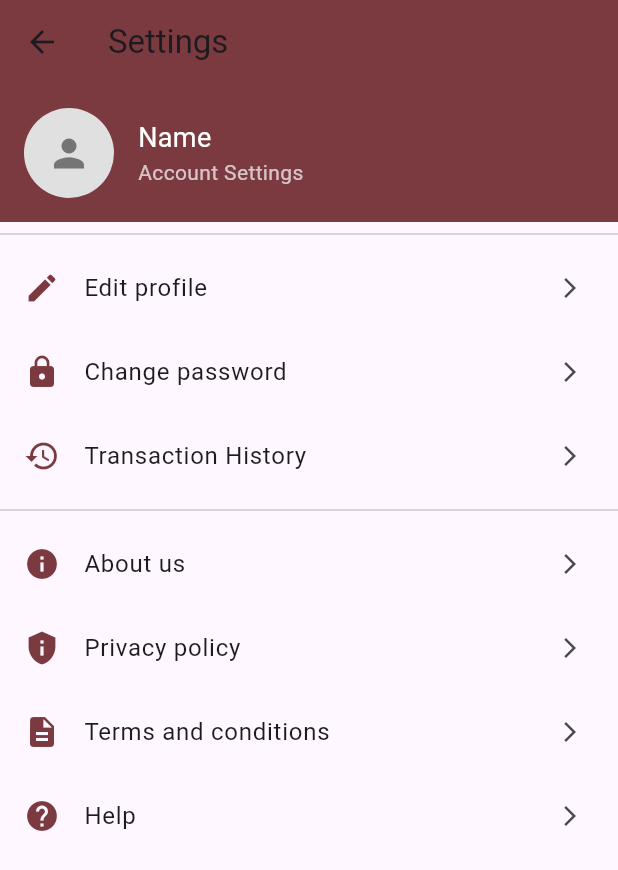
After one commit to Nenosaj/CamHub, a Flutter app: the SettingsPage screen opened directly, on a phone screen of 412 x 824 dp. The commit adds this screen. Shown: the top 870 px of the screen. Run offline on Flutter 3.47's test engine with Material 3 defaults, Android fonts, the phone set to English and light mode, and no system bars.

Commit message:
ClientUI Hugo

```diff
--- a/lib/main.dart
+++ b/lib/main.dart
@@ -17,7 +17,7 @@ class MyApp extends StatelessWidget {
       theme: ThemeData(
         primarySwatch: Colors.blue,
       ),
-      // Start with the login screen
+      // jason
       initialRoute: '/',
       routes: {
         '/': (context) => LoginScreen(),
--- /dev/null
+++ b/lib/screens/ClientUI/clientSettings.dart
@@ -0,0 +1,143 @@
+import 'package:flutter/material.dart';
+
+void main() => runApp(MyApp());
+
+class MyApp extends StatelessWidget {
+  @override
+  Widget build(BuildContext context) {
+    return MaterialApp(
+      debugShowCheckedModeBanner: false,
+      home: SettingsPage(),
+    );
+  }
+}
+
+class SettingsPage extends StatefulWidget {
+  @override
+  _SettingsPageState createState() => _SettingsPageState();
+}
+
+class _SettingsPageState extends State<SettingsPage> {
+  @override
+  Widget build(BuildContext context) {
+    return Scaffold(
+      appBar: AppBar(
+        title: Text('Settings'),
+        backgroundColor: Color(0xFF7B3A3F), // Dark red color from the image
+        leading: IconButton(
+          icon: Icon(Icons.arrow_back),
+          onPressed: () {
+            // Implement back navigation
+          },
+        ),
+      ),
+      body: ListView(
+        children: [
+          // Profile Section
+          Container(
+            color: Color(0xFF7B3A3F),
+            padding: EdgeInsets.all(16.0),
+            child: Row(
+              children: [
+                CircleAvatar(
+                  radius: 30,
+                  backgroundColor: Colors.grey[300],
+                  child: Icon(Icons.person, size: 30, color: Colors.grey[600]),
+                ),
+                SizedBox(width: 16),
+                Column(
+                  crossAxisAlignment: CrossAxisAlignment.start,
+                  children: [
+                    Text(
+                      'Name',
+                      style: TextStyle(fontSize: 18, color: Colors.white),
+                    ),
+                    Text(
+                      'Account Settings',
+                      style: TextStyle(fontSize: 14, color: Colors.white70),
+                    ),
+                  ],
+                ),
+              ],
+            ),
+          ),
+          Divider(),
+          // Account Settings Section
+          buildSettingsOption(
+            context: context,
+            icon: Icons.edit,
+            text: 'Edit profile',
+            onTap: () {
+              // Implement Edit profile navigation
+            },
+          ),
+          buildSettingsOption(
+            context: context,
+            icon: Icons.lock,
+            text: 'Change password',
+            onTap: () {
+              // Implement Change password navigation
+            },
+          ),
+          buildSettingsOption(
+            context: context,
+            icon: Icons.history,
+            text: 'Transaction History',
+            onTap: () {
+              // Implement Transaction History navigation
+            },
+          ),
+          Divider(),
+          // More Section
+          buildSettingsOption(
+            context: context,
+            icon: Icons.info,
+            text: 'About us',
+            onTap: () {
+              // Implement About us navigation
+            },
+          ),
+          buildSettingsOption(
+            context: context,
+            icon: Icons.privacy_tip,
+            text: 'Privacy policy',
+            onTap: () {
+              // Implement Privacy policy navigation
+            },
+          ),
+          buildSettingsOption(
+            context: context,
+            icon: Icons.description,
+            text: 'Terms and conditions',
+            onTap: () {
+              // Implement Terms and conditions navigation
+            },
+          ),
+          buildSettingsOption(
+            context: context,
+            icon: Icons.help,
+            text: 'Help',
+            onTap: () {
+              // Implement Help navigation
+            },
+          ),
+        ],
+      ),
+    );
+  }
+
+  // Function to build a pressable ListTile option
+  Widget buildSettingsOption({
+    required BuildContext context,
+    required IconData icon,
+    required String text,
+    required Function onTap,
+  }) {
+    return ListTile(
+      leading: Icon(icon, color: Color(0xFF7B3A3F)),
+      title: Text(text),
+      trailing: Icon(Icons.arrow_forward_ios, size: 16),
+      onTap: () => onTap(),
+    );
+  }
+}
```
Also changed, not shown: lib/screens/ClientUI/clientProfile.dart (added, +113 -0 lines), lib/screens/ClientUI/clientbookings.dart (+1 -28 lines), lib/screens/ClientUI/clientmessage.dart (added, +132 -0 lines), lib/screens/ClientUI/clientnotifications.dart (+1 -29 lines), lib/screens/ClientUI/clienttransaction.dart (added, +105 -0 lines).
